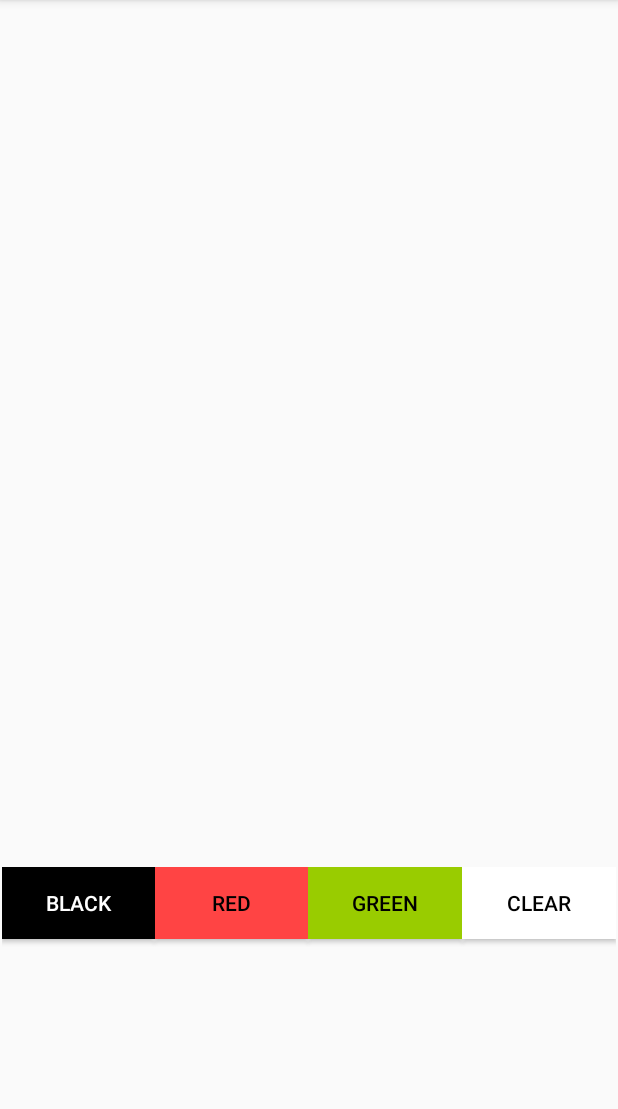
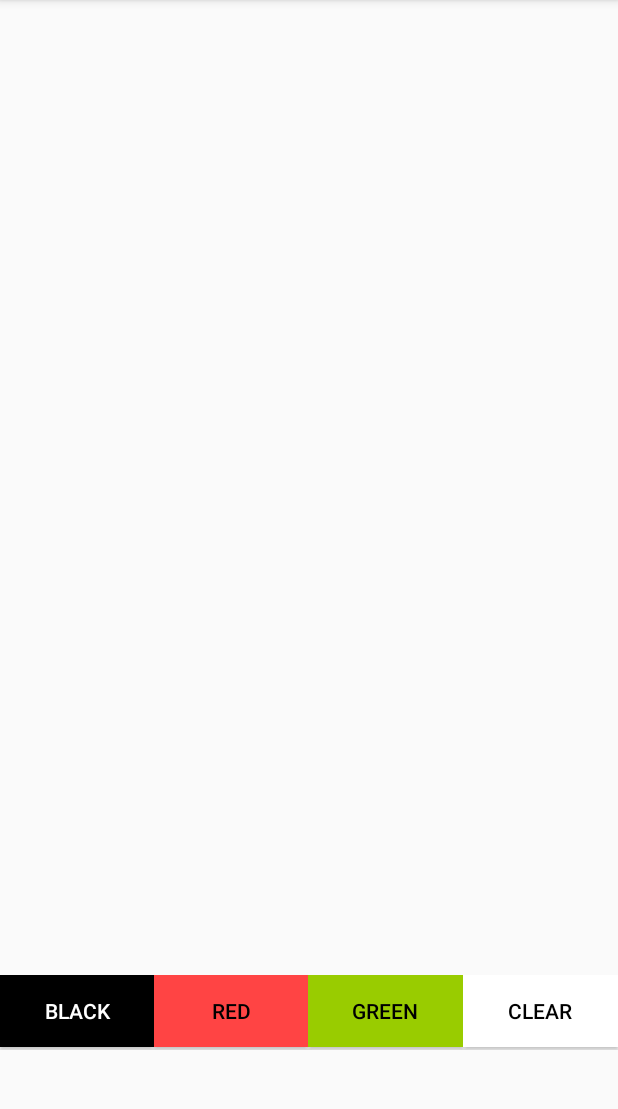
Before and after one commit to parksb/campus-life, an Android app: the screen it shows after launch (MainActivity), after a tap on "RED", on a phone screen of 412 x 824 dp, the part 84-1193 px from its top. Run offline under Robolectric (Android 15) with nearby library versions, the phone set to English and light mode, and no system bars.

Commit message:
모바일프로그래밍: SimpleDrawing 개선

```diff
--- a/dgmd217-mobile-programming/assignments/SimpleDrawing/app/src/main/java/com/example/simpledrawing/MainActivity.java
+++ b/dgmd217-mobile-programming/assignments/SimpleDrawing/app/src/main/java/com/example/simpledrawing/MainActivity.java
@@ -16,6 +16,7 @@ public class MainActivity extends AppCompatActivity {
 
     public void onColorButtonClick(View v) {
         SingleTouchView singleTouch = findViewById(R.id.singleTouchView);
+
         switch (v.getId()) {
             case R.id.btn_black:
                 singleTouch.setColor(Color.BLACK);
--- a/dgmd217-mobile-programming/assignments/SimpleDrawing/app/src/main/java/com/example/simpledrawing/SingleTouchView.java
+++ b/dgmd217-mobile-programming/assignments/SimpleDrawing/app/src/main/java/com/example/simpledrawing/SingleTouchView.java
@@ -15,42 +15,39 @@ public class SingleTouchView extends View {
     Paint paint = new Paint();
     Path path = new Path();
 
-    private ArrayList<Paint> paints = new ArrayList<>();
-    private ArrayList<Path> paths = new ArrayList<>();
+    private final ArrayList<Paint> paints = new ArrayList<>();
+    private final ArrayList<Path> paths = new ArrayList<>();
 
     public SingleTouchView(Context context, AttributeSet attrs) {
         super(context, attrs);
-        initPaint();
+        initPaint(Color.BLACK);
     }
 
-    private void initPaint() {
+    private void initPaint(int color) {
         paint.setAntiAlias(true);
         paint.setStrokeWidth(10.0f);
-        paint.setColor(Color.BLACK);
+        paint.setColor(color);
         paint.setStyle(Paint.Style.STROKE);
         paint.setStrokeJoin(Paint.Join.ROUND);
     }
 
     public void setColor(int c) {
-        paint = new Paint();
-        initPaint();
-        paint.setColor(c);
+        if (paint.getColor() != c) {
+            paint = new Paint();
+            initPaint(c);
+        }
     }
 
     public void clearPath() {
-        for (Path path : paths) {
-            path.reset();
-        }
-
+        path.reset();
         paths.clear();
         paints.clear();
-
         invalidate();
     }
 
     protected void onDraw(Canvas canvas) {
         canvas.drawPath(path, paint);
-        for (int i = 0; i < paths.size(); i++) {
+        for (int i = 0; i < paths.size() && i < paints.size(); i++) {
             canvas.drawPath(paths.get(i), paints.get(i));
         }
     }
--- a/dgmd217-mobile-programming/assignments/SimpleDrawing/app/src/main/res/layout/activity_main.xml
+++ b/dgmd217-mobile-programming/assignments/SimpleDrawing/app/src/main/res/layout/activity_main.xml
@@ -8,18 +8,16 @@
 
     <com.example.simpledrawing.SingleTouchView
         android:id="@+id/singleTouchView"
-        android:layout_width="411dp"
-        android:layout_height="566dp"
-        android:layout_marginTop="4dp"
+        android:layout_width="match_parent"
+        android:layout_height="650dp"
         app:layout_constraintEnd_toEndOf="parent"
         app:layout_constraintHorizontal_bias="0.0"
         app:layout_constraintStart_toStartOf="parent"
         app:layout_constraintTop_toTopOf="parent" />
 
     <LinearLayout
-        android:layout_width="409dp"
-        android:layout_height="147dp"
-        android:layout_marginTop="8dp"
+        android:layout_width="match_parent"
+        android:layout_height="50dp"
         android:orientation="horizontal"
         app:layout_constraintBottom_toBottomOf="parent"
         app:layout_constraintEnd_toEndOf="parent"
@@ -32,7 +30,7 @@
             android:layout_width="wrap_content"
             android:layout_height="wrap_content"
             android:layout_weight="1"
-            android:background="@android:color/background_dark"
+            android:background="@android:color/black"
             android:onClick="onColorButtonClick"
             android:text="Black"
             android:textColor="#FFFFFF" />
@@ -53,9 +51,9 @@
             android:layout_height="wrap_content"
             android:layout_weight="1"
             android:background="@android:color/holo_green_light"
-            android:textColor="#000000"
             android:onClick="onColorButtonClick"
-            android:text="Green" />
+            android:text="Green"
+            android:textColor="#000000" />
 
         <Button
             android:id="@+id/btn_clear"
@@ -63,8 +61,8 @@
             android:layout_height="wrap_content"
             android:layout_weight="1"
             android:background="@android:color/white"
-            android:textColor="@color/black"
             android:onClick="onColorButtonClick"
-            android:text="Clear" />
+            android:text="Clear"
+            android:textColor="#000000" />
     </LinearLayout>
 </androidx.constraintlayout.widget.ConstraintLayout>
```
